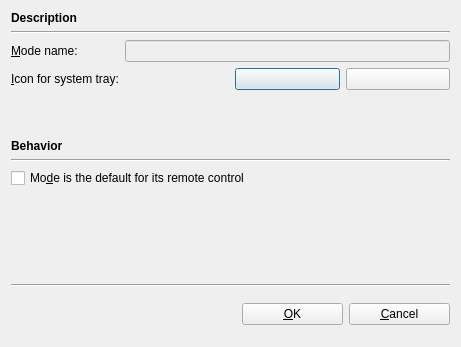
Before: the Qt Designer form kcmlirc/editmodebase.ui in KDE/kremotecontrol, drawn with Qt 5.
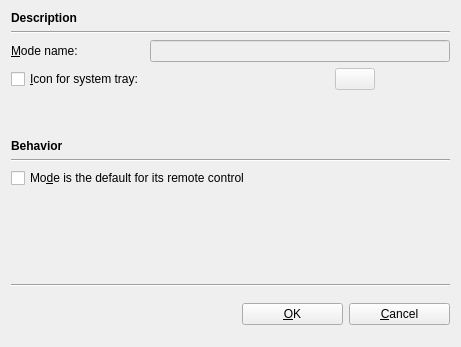
After: the same form once the commit is applied. Icons and pictures are not drawn. Custom widgets are drawn as their Qt base class.

Commit message: Checkbutton for icon in modes added, removed unused second button

Patch:
```diff
--- a/kcmlirc/editmodebase.ui
+++ b/kcmlirc/editmodebase.ui
@@ -1,6 +1,9 @@
 <ui version="4.0" >
  <class>EditModeBase</class>
  <widget class="QDialog" name="EditModeBase" >
+  <property name="enabled" >
+   <bool>true</bool>
+  </property>
   <property name="geometry" >
    <rect>
     <x>0</x>
@@ -12,8 +15,8 @@
   <property name="windowTitle" >
    <string>Edit Mode</string>
   </property>
-  <layout class="QVBoxLayout" >
-   <item>
+  <layout class="QGridLayout" name="gridLayout" >
+   <item row="0" column="0" >
     <widget class="QLabel" name="textLabel1" >
      <property name="text" >
       <string>&lt;b>Description&lt;/b></string>
@@ -33,25 +36,15 @@
      </property>
     </widget>
    </item>
-   <item>
+   <item row="2" column="0" >
     <layout class="QGridLayout" >
-     <item row="1" column="0" >
-      <widget class="QLabel" name="textLabel4" >
-       <property name="text" >
-        <string>&amp;Icon for system tray:</string>
-       </property>
-       <property name="wordWrap" >
-        <bool>false</bool>
-       </property>
-       <property name="buddy" >
-        <cstring>theIcon</cstring>
-       </property>
-      </widget>
-     </item>
      <item row="1" column="1" >
       <layout class="QHBoxLayout" >
        <item>
         <spacer name="spacer11" >
+         <property name="orientation" >
+          <enum>Qt::Vertical</enum>
+         </property>
          <property name="sizeType" >
           <enum>QSizePolicy::Expanding</enum>
          </property>
@@ -65,24 +58,29 @@
        </item>
        <item>
         <widget class="KIconButton" name="theIcon" >
+         <property name="enabled" >
+          <bool>false</bool>
+         </property>
          <property name="sizePolicy" >
-          <sizepolicy vsizetype="Preferred" hsizetype="Preferred" >
-           <horstretch>0</horstretch>
-           <verstretch>0</verstretch>
+          <sizepolicy vsizetype="Maximum" hsizetype="Maximum" >
+           <horstretch>16</horstretch>
+           <verstretch>16</verstretch>
           </sizepolicy>
          </property>
          <property name="text" >
           <string/>
          </property>
-        </widget>
-       </item>
-       <item>
-        <widget class="KPushButton" name="kPushButton9" >
          <property name="text" >
           <string/>
          </property>
-         <property name="pixmap" stdset="0" >
-          <pixmap>image0</pixmap>
+         <property name="checkable" >
+          <bool>false</bool>
+         </property>
+         <property name="iconSize" >
+          <number>16</number>
+         </property>
+         <property name="strictIconSize" >
+          <bool>false</bool>
          </property>
         </widget>
        </item>
@@ -108,10 +106,20 @@
        </property>
       </widget>
      </item>
+     <item row="1" column="0" >
+      <widget class="QCheckBox" name="checkBox" >
+       <property name="text" >
+        <string>&amp;Icon for system tray:</string>
+       </property>
+      </widget>
+     </item>
     </layout>
    </item>
-   <item>
+   <item row="3" column="0" >
     <spacer name="spacer4" >
+     <property name="orientation" >
+      <enum>Qt::Vertical</enum>
+     </property>
      <property name="sizeType" >
       <enum>QSizePolicy::Expanding</enum>
      </property>
@@ -150,8 +158,11 @@
      </property>
     </widget>
    </item>
-   <item>
+   <item row="7" column="0" >
     <spacer name="spacer9" >
+     <property name="orientation" >
+      <enum>Qt::Vertical</enum>
+     </property>
      <property name="sizeType" >
       <enum>QSizePolicy::Expanding</enum>
      </property>
@@ -173,10 +184,13 @@
      </property>
     </widget>
    </item>
-   <item>
+   <item row="9" column="0" >
     <layout class="QHBoxLayout" >
      <item>
       <spacer name="spacer10" >
+       <property name="orientation" >
+        <enum>Qt::Vertical</enum>
+       </property>
        <property name="sizeType" >
         <enum>QSizePolicy::Expanding</enum>
        </property>
```
Left out of the diff: 50 changed lines with no effect on the pictures. The commit also changes 2 other files.
